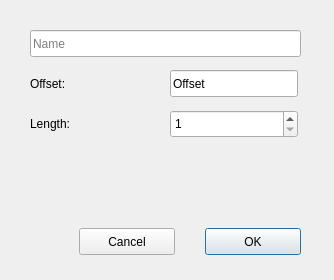
strobejb/q22, file bookmarks.ui: the form before one commit.
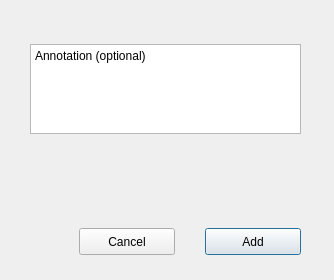
The form after the commit. Custom widgets are drawn as their Qt base class.

```diff
--- a/bookmarks.ui
+++ b/bookmarks.ui
@@ -13,64 +13,35 @@
   <property name="windowTitle">
    <string>Bookmark</string>
   </property>
-  <widget class="QPushButton" name="pushButton">
+  <widget class="QLabel" name="rangeLabel">
    <property name="geometry">
     <rect>
-     <x>205</x>
-     <y>228</y>
-     <width>96</width>
-     <height>27</height>
+     <x>30</x>
+     <y>16</y>
+     <width>271</width>
+     <height>20</height>
     </rect>
    </property>
    <property name="text">
-    <string>OK</string>
-   </property>
-   <property name="flat">
-    <bool>false</bool>
+    <string/>
    </property>
   </widget>
-  <widget class="QLineEdit" name="bookmarkName">
+  <widget class="QPlainTextEdit" name="bookmarkName">
    <property name="geometry">
     <rect>
      <x>30</x>
-     <y>30</y>
+     <y>44</y>
      <width>271</width>
-     <height>27</height>
+     <height>90</height>
     </rect>
    </property>
+   <property name="plainText">
+    <string>Annotation (optional)</string>
+   </property>
    <property name="placeholderText">
     <string>Name</string>
    </property>
   </widget>
-  <widget class="QLineEdit" name="lineEdit">
-   <property name="geometry">
-    <rect>
-     <x>170</x>
-     <y>70</y>
-     <width>128</width>
-     <height>27</height>
-    </rect>
-   </property>
-   <property name="text">
-    <string>Offset</string>
-   </property>
-  </widget>
-  <widget class="QSpinBox" name="spinBox">
-   <property name="geometry">
-    <rect>
-     <x>170</x>
-     <y>110</y>
-     <width>128</width>
-     <height>28</height>
-    </rect>
-   </property>
-   <property name="minimum">
-    <number>1</number>
-   </property>
-   <property name="maximum">
-    <number>2147483647</number>
-   </property>
-  </widget>
   <widget class="ColourPickerWidget" name="colourPicker" native="true">
    <property name="geometry">
     <rect>
@@ -81,6 +52,22 @@
     </rect>
    </property>
   </widget>
+  <widget class="QPushButton" name="pushButton">
+   <property name="geometry">
+    <rect>
+     <x>205</x>
+     <y>228</y>
+     <width>96</width>
+     <height>27</height>
+    </rect>
+   </property>
+   <property name="text">
+    <string>Add</string>
+   </property>
+   <property name="flat">
+    <bool>false</bool>
+   </property>
+  </widget>
   <widget class="QPushButton" name="pushButton_2">
    <property name="geometry">
     <rect>
@@ -97,32 +84,6 @@
     <bool>false</bool>
    </property>
   </widget>
-  <widget class="QLabel" name="label">
-   <property name="geometry">
-    <rect>
-     <x>30</x>
-     <y>74</y>
-     <width>70</width>
-     <height>19</height>
-    </rect>
-   </property>
-   <property name="text">
-    <string>Offset:</string>
-   </property>
-  </widget>
-  <widget class="QLabel" name="label_2">
-   <property name="geometry">
-    <rect>
-     <x>30</x>
-     <y>114</y>
-     <width>70</width>
-     <height>20</height>
-    </rect>
-   </property>
-   <property name="text">
-    <string>Length:</string>
-   </property>
-  </widget>
  </widget>
  <customwidgets>
   <customwidget>
```
